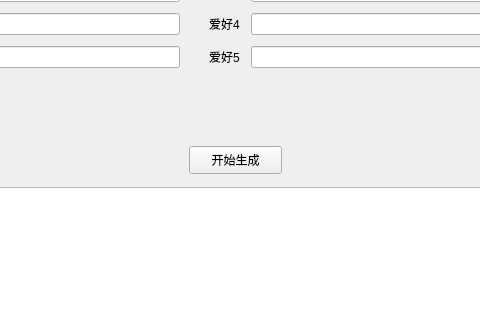
The window that new_version_with_GUI/button.ui (Karshilov/auto-self-introduction) describes before a commit, drawn with Qt 5; both pictures show x 191 to 671 and y 144 to 464 of the 895 by 600 pixel window.
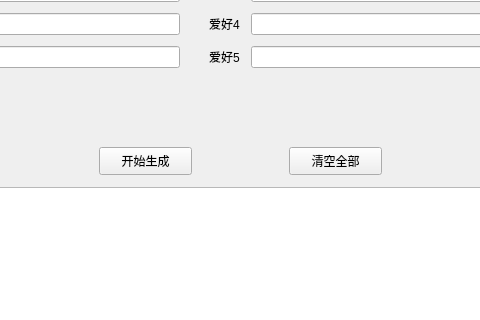
The same window after the commit.

Diff of the .ui file:
```diff
--- a/new_version_with_GUI/button.ui
+++ b/new_version_with_GUI/button.ui
@@ -126,8 +126,8 @@
    <widget class="QPushButton" name="toStart">
     <property name="geometry">
      <rect>
-      <x>380</x>
-      <y>290</y>
+      <x>290</x>
+      <y>291</y>
       <width>93</width>
       <height>28</height>
      </rect>
@@ -242,6 +242,19 @@
      </item>
     </layout>
    </widget>
+   <widget class="QPushButton" name="ClearAll">
+    <property name="geometry">
+     <rect>
+      <x>480</x>
+      <y>291</y>
+      <width>93</width>
+      <height>28</height>
+     </rect>
+    </property>
+    <property name="text">
+     <string>清空全部</string>
+    </property>
+   </widget>
   </widget>
   <widget class="QStatusBar" name="statusbar"/>
  </widget>
```
Left out of the diff: 17 changed lines with no effect on the pictures.
